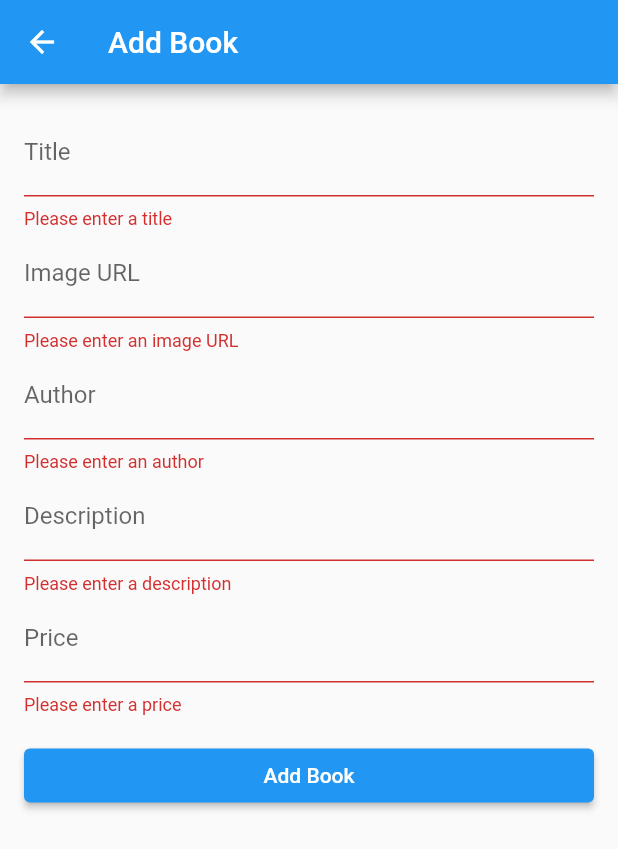
After one commit to Arlone4u/IPT_Book_Rental_System, a Flutter app: the AddBookScreen screen opened directly, after a tap on "Add Book", on a phone screen of 412 x 824 dp. The commit adds this screen. Shown: the top 849 px of the screen. Run offline on Flutter 3.47's test engine with Material 2 defaults, Android fonts, the phone set to English and light mode, and no system bars; our stand-ins replace fluttertoast; accounts and stored records are empty.

Commit message:
Change BookList

```diff
--- /dev/null
+++ b/book_rental/lib/admin/add_book.dart
@@ -0,0 +1,164 @@
+import 'package:flutter/material.dart';
+import 'package:http/http.dart' as http;
+import 'dart:convert';
+
+class AddBookScreen extends StatefulWidget {
+  static const routeName = '/add-book';
+
+  @override
+  _AddBookScreenState createState() => _AddBookScreenState();
+}
+
+class _AddBookScreenState extends State<AddBookScreen> {
+  final _formKey = GlobalKey<FormState>();
+  final _titleController = TextEditingController();
+  final _imageController = TextEditingController();
+  final _authorController = TextEditingController();
+  final _descriptionController = TextEditingController();
+  final _priceController = TextEditingController();
+
+  Future<void> _addBook() async {
+    final url = Uri.parse('http://127.0.0.1:8000/api/books/');
+
+    final response = await http.post(
+      url,
+      headers: <String, String>{
+        'Content-Type': 'application/json; charset=UTF-8',
+      },
+      body: json.encode({
+        'title': _titleController.text,
+        'image': _imageController.text,
+        'author': _authorController.text,
+        'description': _descriptionController.text,
+        'price': double.parse(_priceController.text),
+        'available': true,
+      }),
+    );
+
+    if (response.statusCode == 201) {
+      // Book added successfully
+      Navigator.pop(context, true); // Return to previous screen
+    } else {
+      // Failed to add book
+      showDialog(
+        context: context,
+        builder: (BuildContext context) {
+          return AlertDialog(
+            title: Text('Error'),
+            content: Text('Failed to add book. Please try again.'),
+            actions: [
+              TextButton(
+                onPressed: () {
+                  Navigator.of(context).pop();
+                },
+                child: Text('OK'),
+              ),
+            ],
+          );
+        },
+      );
+    }
+  }
+
+  @override
+  void dispose() {
+    _titleController.dispose();
+    _imageController.dispose();
+    _authorController.dispose();
+    _descriptionController.dispose();
+    _priceController.dispose();
+    super.dispose();
+  }
+
+  @override
+  Widget build(BuildContext context) {
+    return Scaffold(
+      appBar: AppBar(
+        title: Text('Add Book'),
+      ),
+      body: Padding(
+        padding: EdgeInsets.all(16.0),
+        child: Form(
+          key: _formKey,
+          child: ListView(
+            children: [
+              TextFormField(
+                controller: _titleController,
+                decoration: InputDecoration(
+                  labelText: 'Title',
+                ),
+                validator: (value) {
+                  if (value!.isEmpty) {
+                    return 'Please enter a title';
+                  }
+                  return null;
+                },
+              ),
+              TextFormField(
+                controller: _imageController,
+                decoration: InputDecoration(
+                  labelText: 'Image URL',
+                ),
+                validator: (value) {
+                  if (value!.isEmpty) {
+                    return 'Please enter an image URL';
+                  }
+                  return null;
+                },
+              ),
+              TextFormField(
+                controller: _authorController,
+                decoration: InputDecoration(
+                  labelText: 'Author',
+                ),
+                validator: (value) {
+                  if (value!.isEmpty) {
+                    return 'Please enter an author';
+                  }
+                  return null;
+                },
+              ),
+              TextFormField(
+                controller: _descriptionController,
+                decoration: InputDecoration(
+                  labelText: 'Description',
+                ),
+                validator: (value) {
+                  if (value!.isEmpty) {
+                    return 'Please enter a description';
+                  }
+                  return null;
+                },
+              ),
+              TextFormField(
+                controller: _priceController,
+                keyboardType: TextInputType.number,
+                decoration: InputDecoration(
+                  labelText: 'Price',
+                ),
+                validator: (value) {
+                  if (value!.isEmpty) {
+                    return 'Please enter a price';
+                  }
+                  if (double.tryParse(value) == null) {
+                    return 'Please enter a valid price';
+                  }
+                  return null;
+                },
+              ),
+              SizedBox(height: 16.0),
+              ElevatedButton(
+                onPressed: () {
+                  if (_formKey.currentState!.validate()) {
+                    _addBook();
+                  }
+                },
+                child: Text('Add Book'),
+              ),
+            ],
+          ),
+        ),
+      ),
+    );
+  }
+}
```
Also changed, not shown: book_rental/lib/bookList.dart (+106 -11 lines), 4 other files.
